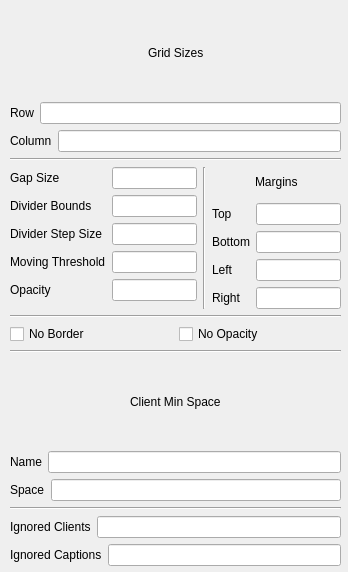
Before: the Qt Designer form contents/ui/config.ui in lingtjien/Grid-Tiling-Kwin, drawn with Qt 5.
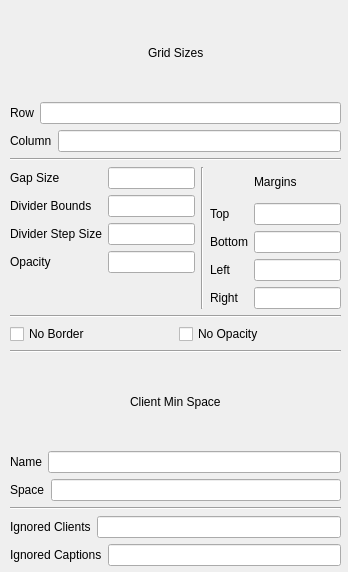
After: the same form once the commit is applied.

Commit message: remove the old now unused move threshold parameter

What changed in the file:
```diff
--- a/contents/ui/config.ui
+++ b/contents/ui/config.ui
@@ -155,27 +155,13 @@
          </widget>
         </item>
         <item row="3" column="0">
-         <widget class="QLabel" name="moveThresholdLabel">
-          <property name="text">
-           <string>Moving Threshold</string>
-          </property>
-         </widget>
-        </item>
-        <item row="3" column="1">
-         <widget class="QLineEdit" name="kcfg_moveThreshold">
-          <property name="text">
-           <string/>
-          </property>
-         </widget>
-        </item>
-        <item row="4" column="0">
          <widget class="QLabel" name="opacityLabel">
           <property name="text">
            <string>Opacity</string>
           </property>
          </widget>
         </item>
-        <item row="4" column="1">
+        <item row="3" column="1">
          <widget class="QLineEdit" name="kcfg_opacity">
           <property name="text">
            <string/>
```
The commit also changes 2 other files.
